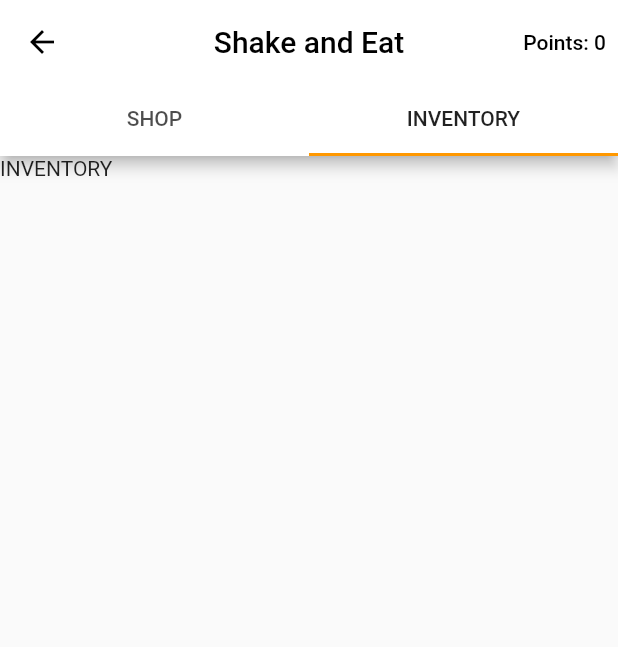
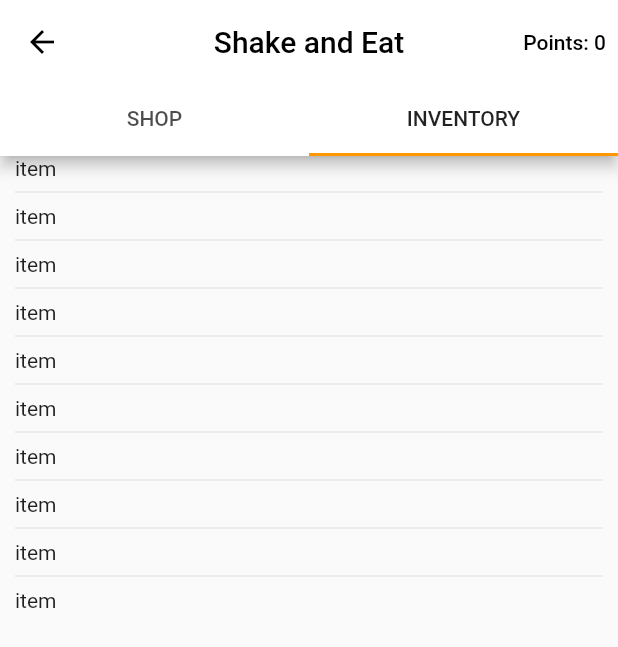
Before and after one commit to ShouShou92410/ShakEat, a Flutter app: the Reward screen opened directly, tab 2 chosen, on a phone screen of 412 x 824 dp. Shown: the top 647 px of the screen. Run offline on Flutter 3.47's test engine with Material 2 defaults, Android fonts, the phone set to English and light mode, and no system bars; network calls fail.

Commit message:
Add ListView for inventory tab

```diff
--- a/lib/widget/reward/inventory_tab.dart
+++ b/lib/widget/reward/inventory_tab.dart
@@ -10,6 +10,13 @@ class InventoryTab extends StatefulWidget {
 class _InventoryTabState extends State<InventoryTab> {
   @override
   Widget build(BuildContext context) {
-    return const Text('INVENTORY');
+    return Padding(
+      padding: const EdgeInsets.only(left: 10, right: 10),
+      child: ListView.separated(
+        itemCount: 10,
+        itemBuilder: (BuildContext context, int index) => const Text('item'),
+        separatorBuilder: (BuildContext context, int index) => const Divider(),
+      ),
+    );
   }
 }
```
